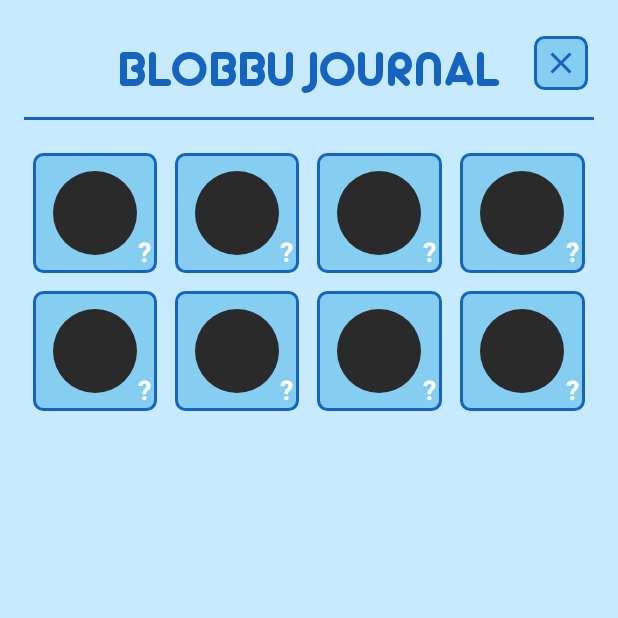
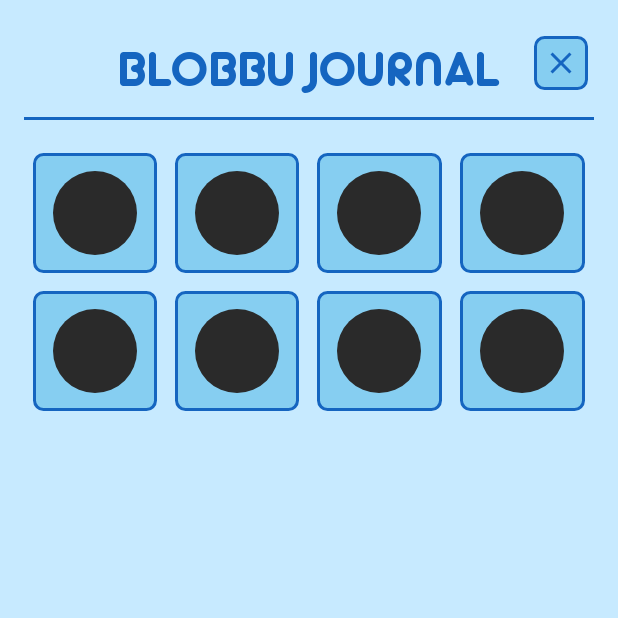
Before and after one commit to mariajose-portfolio/proyecto-dam-blobbugotchi, an Android app: the GalleryActivity screen opened directly, with no data from a screen before it, on a phone screen of 412 x 824 dp, the top half of it. Run offline under Robolectric (Android 15) with nearby library versions, the light colour scheme and no system bars.

Commit message:
Eliminación de Toast usados en las pruebas

```diff
--- a/Blobbugotchi/app/src/main/java/com/tamagotchi/Controller/GalleryFragment.java
+++ b/Blobbugotchi/app/src/main/java/com/tamagotchi/Controller/GalleryFragment.java
@@ -63,30 +63,22 @@ public class GalleryFragment extends Fragment {
         List<GalleryEntry> entries = db.getGallery();
         EvolutionType[] types = EvolutionType.values();
 
-        Log.d("GALLERY", "Total entradas en BD: " + entries.size());
-
         for (GalleryEntry entry : entries) {
             // entry.creatureId == ordinal del EvolutionType
             if (entry.creatureId <= 0 || entry.creatureId >= types.length) {
-                Log.d("GALLERY", "  → SALTADA (fuera de rango)");
                 continue;
             }
 
             EvolutionType type = types[entry.creatureId];
-            Log.d("GALLERY", "  → EvolutionType resuelto: " + type);
-
             Integer imageViewId = IMAGE_VIEW_IDS.get(type);
-            Log.d("GALLERY", "  → viewId: " + imageViewId);
 
             if (imageViewId == null) continue;
 
             ImageView img = view.findViewById(imageViewId);
-            Log.d("GALLERY", "  → ImageView encontrado: " + (img != null));
             if (img == null) continue;
 
             if (entry.isUnlocked) {
                 Integer sprite = SPRITES.get(type);
-                Log.d("GALLERY", "  → Sprite a cargar: " + sprite);
                 if (sprite != null) img.setImageResource(sprite);
             }
             // Si está bloqueado, el layout ya pone spr_locked por defecto,
--- a/Blobbugotchi/app/src/main/java/com/tamagotchi/Controller/GameController.java
+++ b/Blobbugotchi/app/src/main/java/com/tamagotchi/Controller/GameController.java
@@ -32,6 +32,7 @@ public class GameController {
         if (instance == null) {
             instance = new GameController(context.getApplicationContext());
         }
+
         return instance;
     }
 
@@ -77,7 +78,8 @@ public class GameController {
 
         if (active) {
             blobbu.setState(BlobbuState.POMODORO);
-        } else {
+        }
+        else {
             blobbu.updateState();
         }
     }
--- a/Blobbugotchi/app/src/main/java/com/tamagotchi/Controller/StatsDegradationManager.java
+++ b/Blobbugotchi/app/src/main/java/com/tamagotchi/Controller/StatsDegradationManager.java
@@ -24,6 +24,7 @@ public class StatsDegradationManager {
                 if (!isPomodoroActive) {
                     statsDegradation();
                 }
+
                 if (onTickCallback != null) onTickCallback.run();
             }
 
@@ -69,7 +70,7 @@ public class StatsDegradationManager {
         }
     }
 
-    // Pausa la degradación (ej: mientras duerme)
+    // Pausa la degradación
     public void pause() {
         running = false;
     }
@@ -79,7 +80,7 @@ public class StatsDegradationManager {
         running = true;
     }
 
-    // Para el timer completamente (ej: al salir de la app)
+    // Para el timer completamente
     public void stop() {
         running = false;
         handler.removeCallbacks(tickRunnable);
--- a/Blobbugotchi/app/src/main/java/com/tamagotchi/View/GalleryActivity.java
+++ b/Blobbugotchi/app/src/main/java/com/tamagotchi/View/GalleryActivity.java
@@ -40,23 +40,12 @@ public class GalleryActivity extends BaseActivity {
     private void syncGalleryWithCurrentBlobbu(DatabaseHelper db) {
         Blobbu blobbu = db.getBlobbu();
 
-        Toast.makeText(this, "Blobbu: " + (blobbu == null ? "NULL" : blobbu.getEvolutionType().name()), Toast.LENGTH_LONG).show();
-
         if (blobbu == null) return;
 
         EvolutionType current = blobbu.getEvolutionType();
 
         if (current != EvolutionType.EGG) {
             db.unlockCreature(current.ordinal());
-            Toast.makeText(this, "Desbloqueando ordinal: " + current.ordinal() + " (" + current.name() + ")", Toast.LENGTH_LONG).show();
-        }
-
-        // Verificar inmediatamente si el unlock funcionó
-        List<GalleryEntry> check = db.getGallery();
-        for (GalleryEntry e : check) {
-            if (e.creatureId == current.ordinal()) {
-                Toast.makeText(this, "Tras unlock -> creatureId=" + e.creatureId + " isUnlocked=" + e.isUnlocked, Toast.LENGTH_LONG).show();
-            }
         }
 
         if (current != EvolutionType.EGG && current != EvolutionType.BABY) {
@@ -75,23 +64,23 @@ public class GalleryActivity extends BaseActivity {
         EvolutionType[] types = EvolutionType.values();
 
         Map<EvolutionType, Integer> imageViewIds = new HashMap<>();
-        imageViewIds.put(EvolutionType.BABY,         R.id.img_baby);
-        imageViewIds.put(EvolutionType.TEEN_MEW,     R.id.img_teen_mew);
-        imageViewIds.put(EvolutionType.TEEN_ART,     R.id.img_teen_art);
-        imageViewIds.put(EvolutionType.TEEN_TIDES,   R.id.img_teen_tides);
-        imageViewIds.put(EvolutionType.ADULT_MEW,    R.id.img_adult_mew);
-        imageViewIds.put(EvolutionType.ADULT_ART,    R.id.img_adult_art);
-        imageViewIds.put(EvolutionType.ADULT_MER,    R.id.img_adult_mer);
+        imageViewIds.put(EvolutionType.BABY, R.id.img_baby);
+        imageViewIds.put(EvolutionType.TEEN_MEW, R.id.img_teen_mew);
+        imageViewIds.put(EvolutionType.TEEN_ART, R.id.img_teen_art);
+        imageViewIds.put(EvolutionType.TEEN_TIDES, R.id.img_teen_tides);
+        imageViewIds.put(EvolutionType.ADULT_MEW, R.id.img_adult_mew);
+        imageViewIds.put(EvolutionType.ADULT_ART, R.id.img_adult_art);
+        imageViewIds.put(EvolutionType.ADULT_MER, R.id.img_adult_mer);
         imageViewIds.put(EvolutionType.ADULT_SECRET, R.id.img_adult_secret);
 
         Map<EvolutionType, Integer> sprites = new HashMap<>();
-        sprites.put(EvolutionType.BABY,       R.drawable.baby_happy_1);
-        sprites.put(EvolutionType.TEEN_MEW,   R.drawable.mew_happy_2);
-        sprites.put(EvolutionType.TEEN_ART,   R.drawable.artsy_happy_1);
+        sprites.put(EvolutionType.BABY, R.drawable.baby_happy_1);
+        sprites.put(EvolutionType.TEEN_MEW, R.drawable.mew_happy_2);
+        sprites.put(EvolutionType.TEEN_ART, R.drawable.artsy_happy_1);
         sprites.put(EvolutionType.TEEN_TIDES, R.drawable.tides_happy_1);
-        sprites.put(EvolutionType.ADULT_MEW,  R.drawable.mew_adult_happy_1);
-        sprites.put(EvolutionType.ADULT_ART,  R.drawable.artsy_adult_happy_1);
-        sprites.put(EvolutionType.ADULT_MER,  R.drawable.mer_adult_happy_1);
+        sprites.put(EvolutionType.ADULT_MEW, R.drawable.mew_adult_happy_1);
+        sprites.put(EvolutionType.ADULT_ART, R.drawable.artsy_adult_happy_1);
+        sprites.put(EvolutionType.ADULT_MER, R.drawable.mer_adult_happy_1);
 
         for (GalleryEntry entry : entries) {
             if (entry.creatureId <= 0 || entry.creatureId >= types.length) continue;
--- a/Blobbugotchi/app/src/main/java/com/tamagotchi/View/MinigameActivity.java
+++ b/Blobbugotchi/app/src/main/java/com/tamagotchi/View/MinigameActivity.java
@@ -15,12 +15,6 @@
     @Override
     protected void onCreate(Bundle savedInstanceState) {
         super.onCreate(savedInstanceState);
-        EdgeToEdge.enable(this);
         setContentView(R.layout.activity_minigame);
-        ViewCompat.setOnApplyWindowInsetsListener(findViewById(R.id.main), (v, insets) -> {
-            Insets systemBars = insets.getInsets(WindowInsetsCompat.Type.systemBars());
-            v.setPadding(systemBars.left, systemBars.top, systemBars.right, systemBars.bottom);
-            return insets;
-        });
     }
 }
--- a/Blobbugotchi/app/src/main/java/com/tamagotchi/View/PomodoroActivity.java
+++ b/Blobbugotchi/app/src/main/java/com/tamagotchi/View/PomodoroActivity.java
@@ -195,9 +195,10 @@ public class PomodoroActivity extends BaseActivity {
     private void notifyStudyingState(boolean studying) {
         GameFragment gameFragment = (GameFragment) getSupportFragmentManager()
                 .findFragmentById(R.id.gameFragmentContainer);
+
         if (gameFragment != null) {
             if (studying) gameFragment.startPomodoroAnimation();
-            else          gameFragment.stopPomodoroAnimation();
+            else gameFragment.stopPomodoroAnimation();
         }
     }
 
@@ -206,6 +207,7 @@ public class PomodoroActivity extends BaseActivity {
             if (countDownTimer != null) countDownTimer.cancel();
             pomodoro.cancelTimer();
             finish();
+
             return;
         }
 
--- a/Blobbugotchi/app/src/main/res/layout/activity_gallery.xml
+++ b/Blobbugotchi/app/src/main/res/layout/activity_gallery.xml
@@ -67,16 +67,6 @@
                     android:layout_gravity="center"
                     android:scaleType="fitCenter"
                     android:src="@drawable/spr_locked" />
-                <TextView
-                    android:layout_width="wrap_content"
-                    android:layout_height="wrap_content"
-                    android:layout_gravity="bottom|end"
-                    android:text="?"
-                    android:textSize="18sp"
-                    android:textStyle="bold"
-                    android:textColor="#FFFFFF"
-                    android:paddingEnd="4dp"
-                    android:paddingBottom="2dp"/>
             </FrameLayout>
 
             <FrameLayout
@@ -93,16 +83,6 @@
                     android:layout_gravity="center"
                     android:scaleType="fitCenter"
                     android:src="@drawable/spr_locked" />
-                <TextView
-                    android:layout_width="wrap_content"
-                    android:layout_height="wrap_content"
-                    android:layout_gravity="bottom|end"
-                    android:text="?"
-                    android:textSize="18sp"
-                    android:textStyle="bold"
-                    android:textColor="#FFFFFF"
-                    android:paddingEnd="4dp"
-                    android:paddingBottom="2dp"/>
             </FrameLayout>
 
             <FrameLayout
@@ -119,16 +99,6 @@
                     android:layout_gravity="center"
                     android:scaleType="fitCenter"
                     android:src="@drawable/spr_locked" />
-                <TextView
-                    android:layout_width="wrap_content"
-                    android:layout_height="wrap_content"
-                    android:layout_gravity="bottom|end"
-                    android:text="?"
-                    android:textSize="18sp"
-                    android:textStyle="bold"
-                    android:textColor="#FFFFFF"
-                    android:paddingEnd="4dp"
-                    android:paddingBottom="2dp"/>
             </FrameLayout>
 
             <FrameLayout
@@ -145,16 +115,6 @@
                     android:layout_gravity="center"
                     android:scaleType="fitCenter"
                     android:src="@drawable/spr_locked" />
-                <TextView
-                    android:layout_width="wrap_content"
-                    android:layout_height="wrap_content"
-                    android:layout_gravity="bottom|end"
-                    android:text="?"
-                    android:textSize="18sp"
-                    android:textStyle="bold"
-                    android:textColor="#FFFFFF"
-                    android:paddingEnd="4dp"
-                    android:paddingBottom="2dp"/>
             </FrameLayout>
 
         </LinearLayout>
@@ -179,16 +139,6 @@
                     android:layout_gravity="center"
                     android:scaleType="fitCenter"
                     android:src="@drawable/spr_locked" />
-                <TextView
-                    android:layout_width="wrap_content"
-                    android:layout_height="wrap_content"
-                    android:layout_gravity="bottom|end"
-                    android:text="?"
-                    android:textSize="18sp"
-                    android:textStyle="bold"
-                    android:textColor="#FFFFFF"
-                    android:paddingEnd="4dp"
-                    android:paddingBottom="2dp"/>
             </FrameLayout>
 
             <FrameLayout
@@ -205,16 +155,6 @@
                     android:layout_gravity="center"
                     android:scaleType="fitCenter"
                     android:src="@drawable/spr_locked" />
-                <TextView
-                    android:layout_width="wrap_content"
-                    android:layout_height="wrap_content"
-                    android:layout_gravity="bottom|end"
-                    android:text="?"
-                    android:textSize="18sp"
-                    android:textStyle="bold"
-                    android:textColor="#FFFFFF"
-                    android:paddingEnd="4dp"
-                    android:paddingBottom="2dp"/>
             </FrameLayout>
 
             <FrameLayout
@@ -231,16 +171,6 @@
                     android:layout_gravity="center"
                     android:scaleType="fitCenter"
                     android:src="@drawable/spr_locked" />
-                <TextView
-                    android:layout_width="wrap_content"
-                    android:layout_height="wrap_content"
-                    android:layout_gravity="bottom|end"
-                    android:text="?"
-                    android:textSize="18sp"
-                    android:textStyle="bold"
-                    android:textColor="#FFFFFF"
-                    android:paddingEnd="4dp"
-                    android:paddingBottom="2dp"/>
             </FrameLayout>
 
 
@@ -259,16 +189,6 @@
                     android:layout_gravity="center"
                     android:scaleType="fitCenter"
                     android:src="@drawable/spr_locked" />
-                <TextView
-                    android:layout_width="wrap_content"
-                    android:layout_height="wrap_content"
-                    android:layout_gravity="bottom|end"
-                    android:text="?"
-                    android:textSize="18sp"
-                    android:textStyle="bold"
-                    android:textColor="#FFFFFF"
-                    android:paddingEnd="4dp"
-                    android:paddingBottom="2dp"/>
             </FrameLayout>
 
         </LinearLayout>
--- a/Blobbugotchi/app/src/main/res/values/strings.xml
+++ b/Blobbugotchi/app/src/main/res/values/strings.xml
@@ -1,5 +1,5 @@
 <resources>
-    <string name="app_name">Tamagotchi</string>
+    <string name="app_name">Blobbugotchi</string>
     <string name="title_activity_configuration">Configuration</string>
 
     <!-- Preference Titles -->
```
Also changed, not shown: Blobbugotchi/app/src/main/java/com/tamagotchi/Controller/BlobbuAnimator.java (+35 -35 lines), Blobbugotchi/app/src/main/java/com/tamagotchi/Model/Blobbu/ImplEvolutionRule.java (+2 -10 lines).
